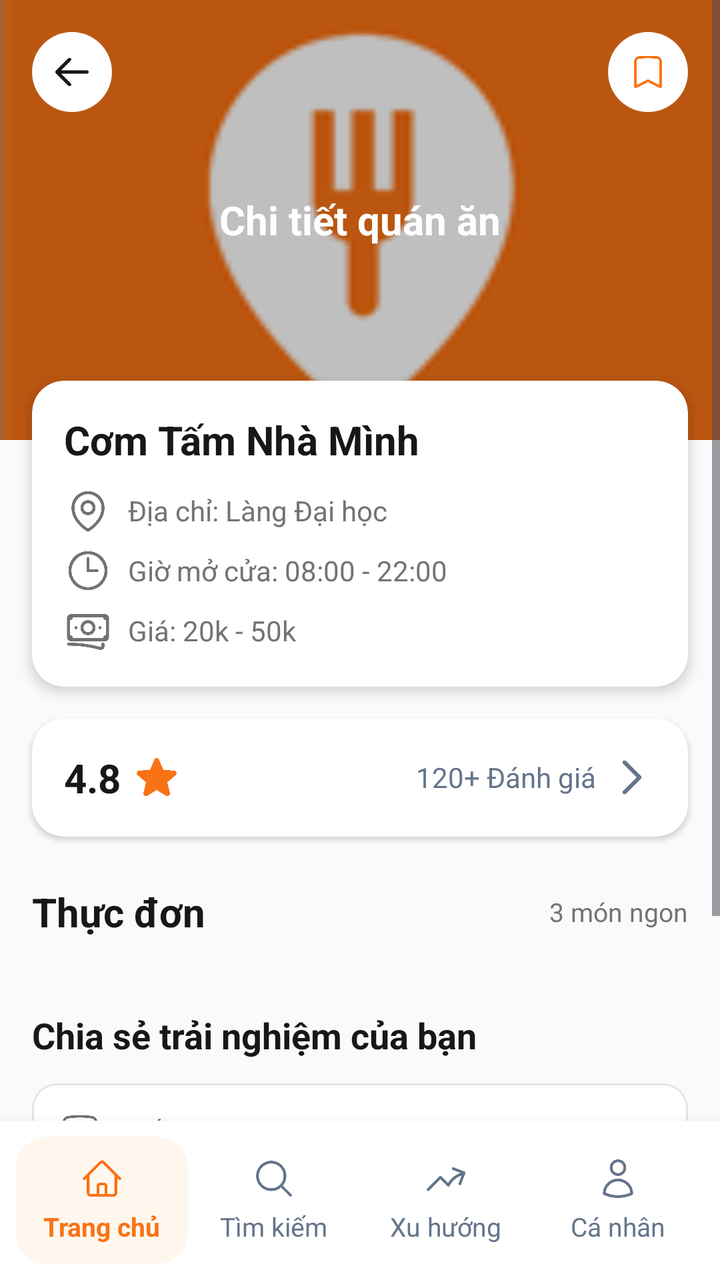
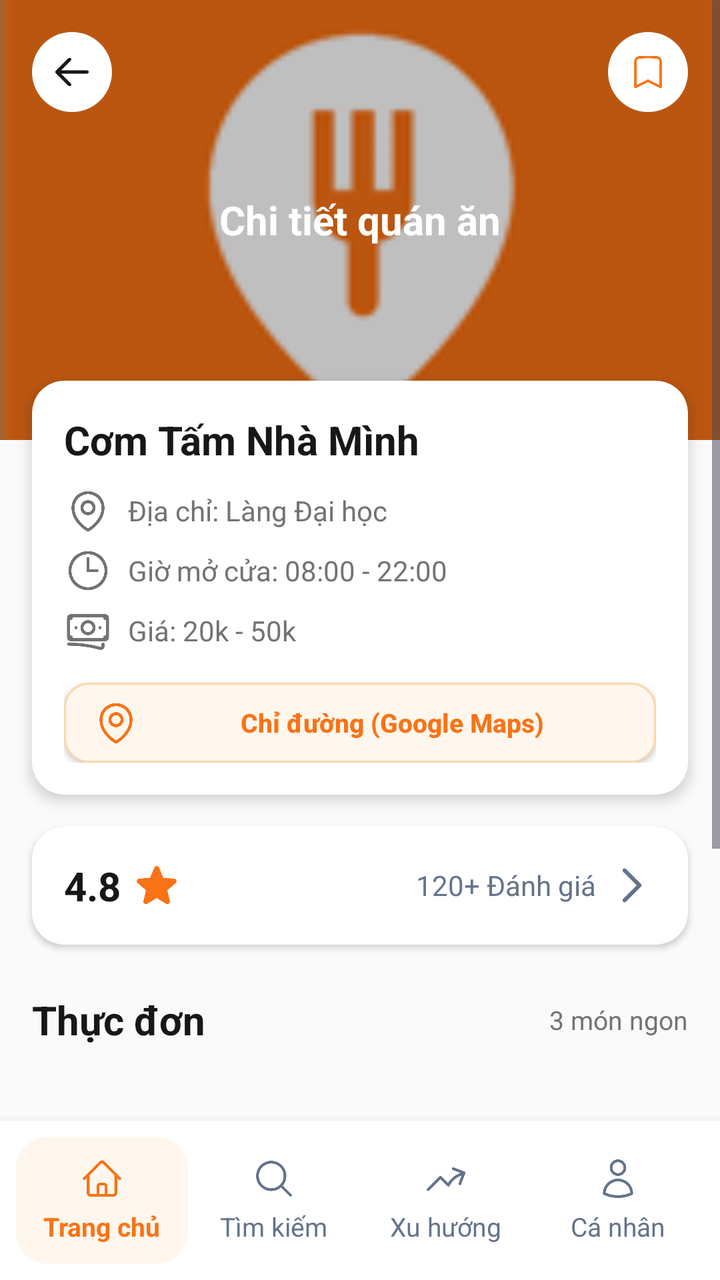

Two renders of the same Android screen: before a commit and after it. Below are the layout's source before the change and the commit's diff.
<!-- AndroidManifest.xml: application theme Theme.Unieats -->
<!-- res/layout/activity_detail_restaurant.xml -->
<?xml version="1.0" encoding="utf-8"?>
<RelativeLayout xmlns:android="http://schemas.android.com/apk/res/android"
    xmlns:app="http://schemas.android.com/apk/res-auto"
    xmlns:tools="http://schemas.android.com/tools"
    android:id="@+id/main"
    android:layout_width="match_parent"
    android:layout_height="match_parent"
    android:background="@color/canvas"
    tools:context=".activities.restaurants.DetailRestaurantActivity">

    
    <ScrollView
        android:layout_width="match_parent"
        android:layout_height="match_parent"
        android:layout_above="@id/layoutFooter"
        android:fillViewport="true">

        <LinearLayout
            android:layout_width="match_parent"
            android:layout_height="wrap_content"
            android:orientation="vertical">

            
            <RelativeLayout
                android:layout_width="match_parent"
                android:layout_height="220dp"
                android:background="#94A3B8">

                
                <ImageView
                    android:id="@+id/ivCover"
                    android:layout_width="match_parent"
                    android:layout_height="match_parent"
                    android:scaleType="centerCrop"
                    android:src="@mipmap/ic_launcher" />

                
                <View
                    android:layout_width="match_parent"
                    android:layout_height="match_parent"
                    android:background="#40000000" />

                
                <TextView
                    android:layout_width="wrap_content"
                    android:layout_height="wrap_content"
                    android:layout_centerInParent="true"
                    android:text="Chi tiết quán ăn"
                    android:textColor="@color/neutral_0"
                    android:textSize="20sp"
                    android:textStyle="bold" />

                
                <ImageView
                    android:id="@+id/tvBack"
                    android:layout_width="40dp"
                    android:layout_height="40dp"
                    android:layout_alignParentStart="true"
                    android:layout_alignParentTop="true"
                    android:layout_marginStart="16dp"
                    android:layout_marginTop="16dp"
                    android:background="@drawable/bg_circle_orange"
                    android:backgroundTint="@color/neutral_0"
                    android:clickable="true"
                    android:focusable="true"
                    android:padding="10dp"
                    android:src="@drawable/ic_arrow_left"
                    app:tint="@color/neutral_900" />

                
                <ImageView
                    android:id="@+id/tvBookmark"
                    android:layout_width="40dp"
                    android:layout_height="40dp"
                    android:layout_alignParentEnd="true"
                    android:layout_alignParentTop="true"
                    android:layout_marginTop="16dp"
                    android:layout_marginEnd="16dp"
                    android:background="@drawable/bg_circle_orange"
                    android:backgroundTint="@color/neutral_0"
                    android:clickable="true"
                    android:focusable="true"
                    android:padding="10dp"
                    android:src="@drawable/ic_bookmark"
                    app:tint="@color/orange_500" />
            </RelativeLayout>

            
            <androidx.cardview.widget.CardView
                android:layout_width="match_parent"
                android:layout_height="wrap_content"
                android:layout_marginHorizontal="16dp"
                android:layout_marginTop="-30dp"
                app:cardBackgroundColor="@color/neutral_0"
                app:cardCornerRadius="16dp"
                app:cardElevation="4dp">

                <LinearLayout
                    android:layout_width="match_parent"
                    android:layout_height="wrap_content"
                    android:orientation="vertical"
                    android:padding="16dp">

                    <TextView
                        android:id="@+id/tvDetailName"
                        android:layout_width="wrap_content"
                        android:layout_height="wrap_content"
                        android:text="Cơm Tấm Nhà Mình"
                        android:textColor="@color/neutral_900"
                        android:textSize="20sp"
                        android:textStyle="bold" />

                    <TextView
                        android:id="@+id/tvDetailAddress"
                        android:layout_width="wrap_content"
                        android:layout_height="wrap_content"
                        android:layout_marginTop="10dp"
                        android:gravity="center_vertical"
                        android:text="Địa chỉ: Làng Đại học"
                        android:textColor="@color/neutral_500"
                        android:textSize="14sp"
                        app:drawableStartCompat="@drawable/ic_location"
                        app:drawableTint="@color/neutral_500"
                        android:drawablePadding="8dp" />

                    <TextView
                        android:id="@+id/tvDetailOpeningTime"
                        android:layout_width="wrap_content"
                        android:layout_height="wrap_content"
                        android:layout_marginTop="6dp"
                        android:gravity="center_vertical"
                        android:text="Giờ mở cửa: 08:00 - 22:00"
                        android:textColor="@color/neutral_500"
                        android:textSize="14sp"
                        app:drawableStartCompat="@drawable/ic_clock"
                        app:drawableTint="@color/neutral_500"
                        android:drawablePadding="8dp" />

                    <TextView
                        android:id="@+id/tvDetailPriceRange"
                        android:layout_width="wrap_content"
                        android:layout_height="wrap_content"
                        android:layout_marginTop="6dp"
                        android:gravity="center_vertical"
                        android:text="Giá: 20k - 50k"
                        android:textColor="@color/neutral_500"
                        android:textSize="14sp"
                        app:drawableStartCompat="@drawable/ic_wallet"
                        app:drawableTint="@color/neutral_500"
                        android:drawablePadding="8dp" />
                </LinearLayout>
            </androidx.cardview.widget.CardView>

            
            <androidx.cardview.widget.CardView
                android:id="@+id/cvRatingCard"
                android:layout_width="match_parent"
                android:layout_height="wrap_content"
                android:layout_marginHorizontal="16dp"
                android:layout_marginTop="16dp"
                android:clickable="true"
                android:focusable="true"
                app:cardBackgroundColor="@color/neutral_0"
                app:cardCornerRadius="16dp"
                app:cardElevation="2dp">

                <RelativeLayout
                    android:layout_width="match_parent"
                    android:layout_height="wrap_content"
                    android:padding="16dp">

                    <TextView
                        android:id="@+id/tvRatingScore"
                        android:layout_width="wrap_content"
                        android:layout_height="wrap_content"
                        android:layout_alignParentStart="true"
                        android:layout_centerVertical="true"
                        android:gravity="center_vertical"
                        android:text="4.8"
                        android:textColor="@color/neutral_900"
                        android:textSize="20sp"
                        android:textStyle="bold"
                        app:drawableEndCompat="@drawable/ic_star_filled"
                        app:drawableTint="@color/orange_500"
                        android:drawablePadding="6dp" />

                    <TextView
                        android:id="@+id/tvReviewCountText"
                        android:layout_width="wrap_content"
                        android:layout_height="wrap_content"
                        android:layout_alignParentEnd="true"
                        android:layout_centerVertical="true"
                        android:gravity="center_vertical"
                        android:text="120+ Đánh giá"
                        android:textColor="#64748B"
                        android:textSize="14sp"
                        app:drawableEndCompat="@drawable/ic_chevron_right"
                        app:drawableTint="#64748B"
                        android:drawablePadding="6dp" />
                </RelativeLayout>
            </androidx.cardview.widget.CardView>

            
            <RelativeLayout
                android:layout_width="match_parent"
                android:layout_height="wrap_content"
                android:layout_marginHorizontal="16dp"
                android:layout_marginTop="24dp">

                <TextView
                    android:id="@+id/tvHeaderMenu"
                    android:layout_width="wrap_content"
                    android:layout_height="wrap_content"
                    android:layout_alignParentStart="true"
                    android:text="Thực đơn"
                    android:textColor="@color/neutral_900"
                    android:textSize="20sp"
                    android:textStyle="bold" />

                <TextView
                    android:id="@+id/tvMenuCount"
                    android:layout_width="wrap_content"
                    android:layout_height="wrap_content"
                    android:layout_alignParentEnd="true"
                    android:layout_centerVertical="true"
                    android:text="3 món ngon"
                    android:textColor="@color/neutral_500"
                    android:textSize="13sp" />
            </RelativeLayout>

            <androidx.recyclerview.widget.RecyclerView
                android:id="@+id/rvMenu"
                android:layout_width="match_parent"
                android:layout_height="wrap_content"
                android:layout_marginTop="12dp"
                android:nestedScrollingEnabled="false" />

            
            <LinearLayout
                android:layout_width="match_parent"
                android:layout_height="wrap_content"
                android:layout_marginHorizontal="16dp"
                android:layout_marginTop="24dp"
                android:orientation="vertical">

                <TextView
                    android:layout_width="wrap_content"
                    android:layout_height="wrap_content"
                    android:text="Chia sẻ trải nghiệm của bạn"
                    android:textColor="@color/neutral_900"
                    android:textSize="18sp"
                    android:textStyle="bold" />

                <LinearLayout
                    android:id="@+id/llWriteReviewPrompt"
                    android:layout_width="match_parent"
                    android:layout_height="48dp"
                    android:layout_marginTop="12dp"
                    android:background="@drawable/bg_input_field"
                    android:clickable="true"
                    android:focusable="true"
                    android:gravity="center_vertical"
                    android:orientation="horizontal"
                    android:paddingHorizontal="14dp">

                    <ImageView
                        android:layout_width="20dp"
                        android:layout_height="20dp"
                        android:src="@drawable/ic_chat"
                        app:tint="@color/neutral_500" />

                    <TextView
                        android:layout_width="wrap_content"
                        android:layout_height="wrap_content"
                        android:layout_marginStart="10dp"
                        android:text="Viết đánh giá..."
                        android:textColor="@color/neutral_500"
                        android:textSize="14sp" />
                </LinearLayout>

                <androidx.appcompat.widget.AppCompatButton
                    android:id="@+id/btnSubmitReview"
                    android:layout_width="match_parent"
                    android:layout_height="48dp"
                    android:layout_marginTop="16dp"
                    android:layout_marginBottom="32dp"
                    android:background="@drawable/bg_button_orange"
                    android:text="Gửi Đánh Giá"
                    android:textAllCaps="false"
                    android:textColor="@color/neutral_0"
                    android:textSize="16sp"
                    android:textStyle="bold" />
            </LinearLayout>

        </LinearLayout>
    </ScrollView>

    
    <include
        android:id="@+id/layoutFooter"
        layout="@layout/layout_footer"
        android:layout_width="match_parent"
        android:layout_height="wrap_content"
        android:layout_alignParentBottom="true" />

</RelativeLayout>
<!-- res/layout/layout_footer.xml (included above) -->
<?xml version="1.0" encoding="utf-8"?>
<LinearLayout xmlns:android="http://schemas.android.com/apk/res/android"
    xmlns:app="http://schemas.android.com/apk/res-auto"
    android:id="@+id/llFooter"
    android:layout_width="match_parent"
    android:layout_height="wrap_content"
    android:background="@color/neutral_0"
    android:elevation="8dp"
    android:gravity="center_vertical"
    android:orientation="horizontal"
    android:paddingHorizontal="8dp"
    android:paddingVertical="8dp">

    
    <LinearLayout
        android:id="@+id/llTabHome"
        android:layout_width="0dp"
        android:layout_height="wrap_content"
        android:layout_weight="1"
        android:background="@drawable/bg_footer_active_tab"
        android:clickable="true"
        android:focusable="true"
        android:gravity="center"
        android:orientation="vertical"
        android:paddingHorizontal="8dp"
        android:paddingVertical="10dp">

        <ImageView
            android:id="@+id/ivHomeIcon"
            android:layout_width="22dp"
            android:layout_height="22dp"
            android:src="@drawable/ic_home"
            app:tint="@color/orange_500" />

        <TextView
            android:id="@+id/tvHomeText"
            android:layout_width="wrap_content"
            android:layout_height="wrap_content"
            android:layout_marginTop="4dp"
            android:text="Trang chủ"
            android:textColor="@color/orange_500"
            android:textSize="13sp"
            android:textStyle="bold" />
    </LinearLayout>

    
    <LinearLayout
        android:id="@+id/llTabSearch"
        android:layout_width="0dp"
        android:layout_height="wrap_content"
        android:layout_weight="1"
        android:background="@null"
        android:clickable="true"
        android:focusable="true"
        android:gravity="center"
        android:orientation="vertical"
        android:paddingHorizontal="8dp"
        android:paddingVertical="10dp">

        <ImageView
            android:id="@+id/ivSearchIcon"
            android:layout_width="22dp"
            android:layout_height="22dp"
            android:src="@drawable/ic_search"
            app:tint="#64748B" />

        <TextView
            android:id="@+id/tvSearchText"
            android:layout_width="wrap_content"
            android:layout_height="wrap_content"
            android:layout_marginTop="4dp"
            android:text="Tìm kiếm"
            android:textColor="#64748B"
            android:textSize="13sp" />
    </LinearLayout>

    
    <LinearLayout
        android:id="@+id/llTabTrending"
        android:layout_width="0dp"
        android:layout_height="wrap_content"
        android:layout_weight="1"
        android:background="@null"
        android:clickable="true"
        android:focusable="true"
        android:gravity="center"
        android:orientation="vertical"
        android:paddingHorizontal="8dp"
        android:paddingVertical="10dp">

        <ImageView
            android:id="@+id/ivTrendingIcon"
            android:layout_width="22dp"
            android:layout_height="22dp"
            android:src="@drawable/ic_trending"
            app:tint="#64748B" />

        <TextView
            android:id="@+id/tvTrendingText"
            android:layout_width="wrap_content"
            android:layout_height="wrap_content"
            android:layout_marginTop="4dp"
            android:text="Xu hướng"
            android:textColor="#64748B"
            android:textSize="13sp" />
    </LinearLayout>

    
    <LinearLayout
        android:id="@+id/llTabProfile"
        android:layout_width="0dp"
        android:layout_height="wrap_content"
        android:layout_weight="1"
        android:background="@null"
        android:clickable="true"
        android:focusable="true"
        android:gravity="center"
        android:orientation="vertical"
        android:paddingHorizontal="8dp"
        android:paddingVertical="10dp">

        <ImageView
            android:id="@+id/ivProfileIcon"
            android:layout_width="22dp"
            android:layout_height="22dp"
            android:src="@drawable/ic_user"
            app:tint="#64748B" />

        <TextView
            android:id="@+id/tvProfileText"
            android:layout_width="wrap_content"
            android:layout_height="wrap_content"
            android:layout_marginTop="4dp"
            android:text="Cá nhân"
            android:textColor="#64748B"
            android:textSize="13sp" />
    </LinearLayout>

</LinearLayout>
<!-- resources referenced by this layout -->
<resources>
  <color name="canvas">@color/neutral_50</color>
  <color name="neutral_0">#FFFFFF</color>
  <color name="neutral_500">#737373</color>
  <color name="neutral_900">#171717</color>
  <color name="orange_500">#F97316</color>
  <!-- drawable bg_button_orange (drawable) -->
  <?xml version="1.0" encoding="utf-8"?>
  <shape xmlns:android="http://schemas.android.com/apk/res/android"
      android:shape="rectangle">
      <solid android:color="@color/orange_500" />
      <corners android:radius="12dp" />
  </shape>
  <!-- drawable bg_circle_orange (drawable) -->
  <?xml version="1.0" encoding="utf-8"?>
  <shape xmlns:android="http://schemas.android.com/apk/res/android"
      android:shape="oval">
      <solid android:color="@color/orange_500" />
  </shape>
  <!-- drawable bg_footer_active_tab (drawable) -->
  <?xml version="1.0" encoding="utf-8"?>
  <shape xmlns:android="http://schemas.android.com/apk/res/android"
      android:shape="rectangle">
      <solid android:color="@color/orange_50" />
      <corners android:radius="16dp" />
  </shape>
  <!-- drawable bg_input_field (drawable) -->
  <?xml version="1.0" encoding="utf-8"?>
  <shape xmlns:android="http://schemas.android.com/apk/res/android"
      android:shape="rectangle">
      <solid android:color="@color/neutral_0" />
      <stroke
          android:width="1dp"
          android:color="@color/neutral_200" />
      <corners android:radius="12dp" />
  </shape>
  <!-- drawable ic_arrow_left (drawable) -->
  <vector xmlns:android="http://schemas.android.com/apk/res/android"
      android:width="24dp"
      android:height="24dp"
      android:viewportWidth="24"
      android:viewportHeight="24">
      <path
          android:strokeColor="#0F172A"
          android:strokeWidth="2.0"
          android:strokeLineCap="round"
          android:strokeLineJoin="round"
          android:pathData="M 10.5 19.5 L 3 12 M 3 12 L 10.5 4.5 M 3 12 H 21" />
  </vector>
  <!-- drawable ic_chevron_right (drawable) -->
  <vector xmlns:android="http://schemas.android.com/apk/res/android"
      android:width="24dp"
      android:height="24dp"
      android:viewportWidth="24"
      android:viewportHeight="24">
      <path
          android:strokeColor="#64748B"
          android:strokeWidth="2.0"
          android:strokeLineCap="round"
          android:strokeLineJoin="round"
          android:pathData="M 8.25 4.5 L 15.75 12 L 8.25 19.5" />
  </vector>
  <!-- drawable ic_clock (drawable) -->
  <vector xmlns:android="http://schemas.android.com/apk/res/android"
      android:width="24dp"
      android:height="24dp"
      android:viewportWidth="24"
      android:viewportHeight="24">
      <path
          android:strokeColor="#64748B"
          android:strokeWidth="1.5"
          android:strokeLineCap="round"
          android:strokeLineJoin="round"
          android:pathData="M 12 6 V 12 H 16.5 M 21 12 C 21 16.9706 16.9706 21 12 21 C 7.02944 21 3 16.9706 3 12 C 3 7.02944 7.02944 3 12 3 C 16.9706 3 21 7.02944 21 12 Z" />
  </vector>
  <style name="Theme.Unieats" parent="Base.Theme.UniEats" />
  <color name="neutral_50">#FAFAFA</color>
  <color name="orange_50">#FFF7ED</color>
  <color name="neutral_200">#E5E5E5</color>
  <style name="Base.Theme.UniEats" parent="Theme.Material3.DayNight.NoActionBar">
          
      </style>
  <!-- unchanged entries left out for length: 10 -->
</resources>

<!-- the commit's change to res/layout/activity_detail_restaurant.xml (unified diff, before → after) -->
@@ -148,6 +148,23 @@
                         app:drawableStartCompat="@drawable/ic_wallet"
                         app:drawableTint="@color/neutral_500"
                         android:drawablePadding="8dp" />
+
+                    <androidx.appcompat.widget.AppCompatButton
+                        android:id="@+id/btnDirections"
+                        android:layout_width="match_parent"
+                        android:layout_height="40dp"
+                        android:layout_marginTop="14dp"
+                        android:background="@drawable/bg_button_google"
+                        android:drawableStart="@drawable/ic_location"
+                        android:drawableTint="@color/orange_500"
+                        android:drawablePadding="8dp"
+                        android:gravity="center"
+                        android:paddingHorizontal="14dp"
+                        android:text="Chỉ đường (Google Maps)"
+                        android:textAllCaps="false"
+                        android:textColor="@color/orange_500"
+                        android:textSize="13sp"
+                        android:textStyle="bold" />
                 </LinearLayout>
             </androidx.cardview.widget.CardView>
 
<!-- resource entries referenced after the edit -->
@@ -5,6 +5,16 @@
   <color name="neutral_500">#737373</color>
   <color name="neutral_900">#171717</color>
   <color name="orange_500">#F97316</color>
+  <!-- drawable bg_button_google (drawable) -->
+  <?xml version="1.0" encoding="utf-8"?>
+  <shape xmlns:android="http://schemas.android.com/apk/res/android"
+      android:shape="rectangle">
+      <solid android:color="@color/orange_50" />
+      <stroke
+          android:width="1dp"
+          android:color="#FED7AA" />
+      <corners android:radius="12dp" />
+  </shape>
   <!-- drawable bg_button_orange (drawable) -->
   <?xml version="1.0" encoding="utf-8"?>
   <shape xmlns:android="http://schemas.android.com/apk/res/android"
